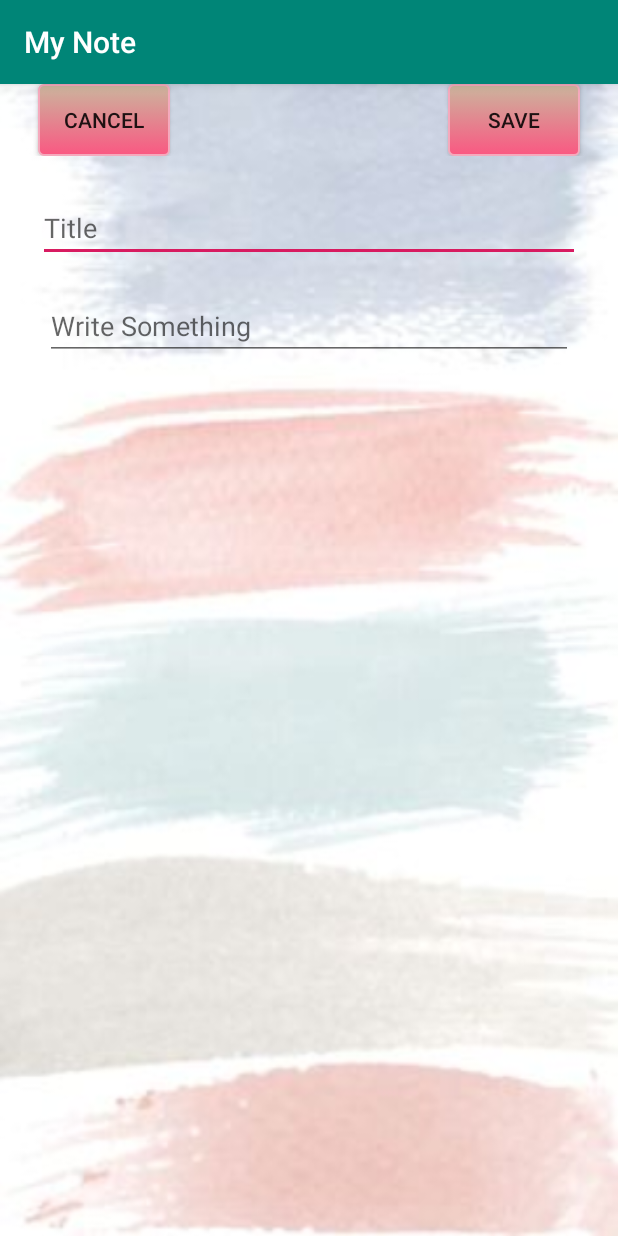
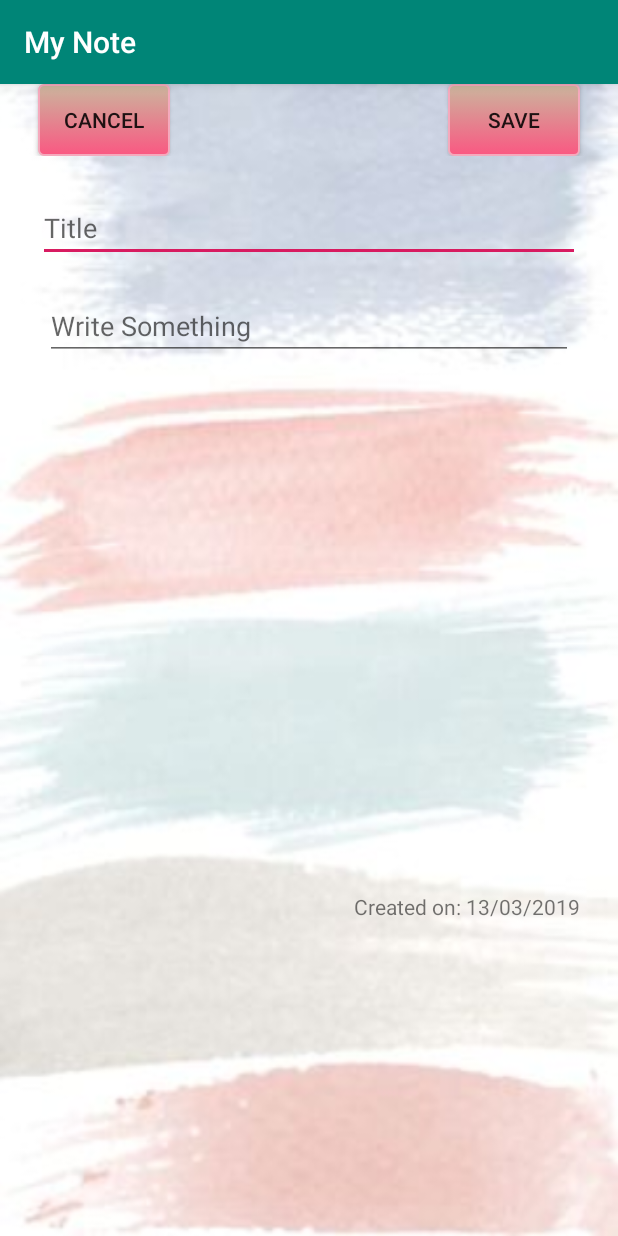
Before and after one commit to anniedo92/MyNote, an Android app: the EditNoteActivity screen opened directly, with no data from a screen before it, on a phone screen of 412 x 824 dp. Run offline under Robolectric (Android 15) with nearby library versions, the phone set to English and light mode, and no system bars.

Commit message:
fixed date created

```diff
--- a/app/src/main/java/com/example/mynote/EditNoteActivity.java
+++ b/app/src/main/java/com/example/mynote/EditNoteActivity.java
@@ -39,6 +39,7 @@ public class EditNoteActivity extends AppCompatActivity {
             initNote(bundle.getInt("noteid"));
         } else {
             note = new Note();
+            textDate.setText("Created on: " + note.getDate());
         }
 
 
```
